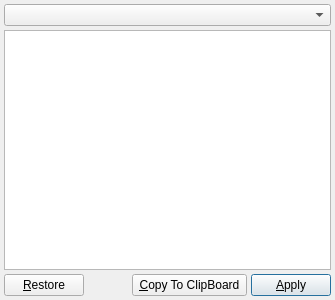
First picture: the form in apps/skybox/gui/glsleditor.ui, repository cgcostume/osghimmel, before the edit.
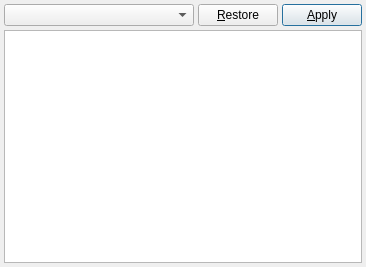
Second picture: the form after the edit. Custom widgets are drawn as their Qt base class.

Commit message: Finish first GlslEditor iteration. * and add support for shader type in ShaderModifier. * Rename GLSL to Glsl for gui classes. * Fix de-initialization of osg scene. * Optimize readability of shaders with more line breaks again.

The edit to the form file:
```diff
--- a/apps/skybox/gui/glsleditor.ui
+++ b/apps/skybox/gui/glsleditor.ui
@@ -1,13 +1,13 @@
 <?xml version="1.0" encoding="UTF-8"?>
 <ui version="4.0">
- <class>GLSLEditor</class>
- <widget class="QWidget" name="GLSLEditor">
+ <class>GlslEditor</class>
+ <widget class="QWidget" name="GlslEditor">
   <property name="geometry">
    <rect>
     <x>0</x>
     <y>0</y>
-    <width>335</width>
-    <height>300</height>
+    <width>366</width>
+    <height>267</height>
    </rect>
   </property>
   <property name="windowTitle">
@@ -20,54 +20,48 @@
    <property name="spacing">
     <number>4</number>
    </property>
-   <item row="0" column="0" colspan="4">
-    <widget class="QComboBox" name="shaderComboBox"/>
+   <item row="0" column="0">
+    <widget class="QComboBox" name="shaderComboBox">
+     <property name="sizePolicy">
+      <sizepolicy hsizetype="Expanding" vsizetype="Fixed">
+       <horstretch>0</horstretch>
+       <verstretch>0</verstretch>
+      </sizepolicy>
+     </property>
+    </widget>
    </item>
-   <item row="1" column="0" colspan="4">
-    <widget class="GLSLTextEdit" name="glslTextEdit"/>
-   </item>
-   <item row="2" column="0">
+   <item row="0" column="1">
     <widget class="QPushButton" name="restorePushButton">
      <property name="text">
       <string>&amp;Restore</string>
      </property>
     </widget>
    </item>
-   <item row="2" column="1">
-    <spacer name="horizontalSpacer">
-     <property name="orientation">
-      <enum>Qt::Horizontal</enum>
-     </property>
-     <property name="sizeHint" stdset="0">
-      <size>
-       <width>41</width>
-       <height>20</height>
-      </size>
-     </property>
-    </spacer>
-   </item>
-   <item row="2" column="2">
-    <widget class="QPushButton" name="copyPushButton">
-     <property name="text">
-      <string> &amp;Copy To ClipBoard </string>
-     </property>
-    </widget>
-   </item>
-   <item row="2" column="3">
+   <item row="0" column="2">
     <widget class="QPushButton" name="applyPushButton">
      <property name="text">
       <string>&amp;Apply</string>
      </property>
+     <property name="shortcut">
+      <string>F5</string>
+     </property>
      <property name="default">
       <bool>true</bool>
      </property>
     </widget>
    </item>
+   <item row="1" column="0" colspan="3">
+    <widget class="GlslTextEdit" name="glslTextEdit">
+     <property name="lineWrapMode">
+      <enum>QPlainTextEdit::NoWrap</enum>
+     </property>
+    </widget>
+   </item>
   </layout>
  </widget>
  <customwidgets>
   <customwidget>
-   <class>GLSLTextEdit</class>
+   <class>GlslTextEdit</class>
    <extends>QPlainTextEdit</extends>
    <header>gui/glsltextedit.h</header>
   </customwidget>
@@ -76,7 +70,6 @@
   <tabstop>shaderComboBox</tabstop>
   <tabstop>glslTextEdit</tabstop>
   <tabstop>restorePushButton</tabstop>
-  <tabstop>copyPushButton</tabstop>
   <tabstop>applyPushButton</tabstop>
  </tabstops>
  <resources/>
```
The commit also changes 17 other files.
